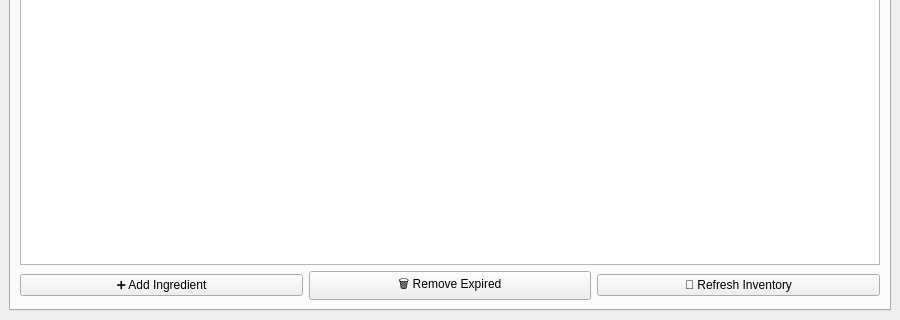
kuf1k/my-project, file src/ui/MainWindow.ui: the form before one commit; both pictures show x 0 to 900 and y 280 to 600 of the 900 by 600 pixel window.
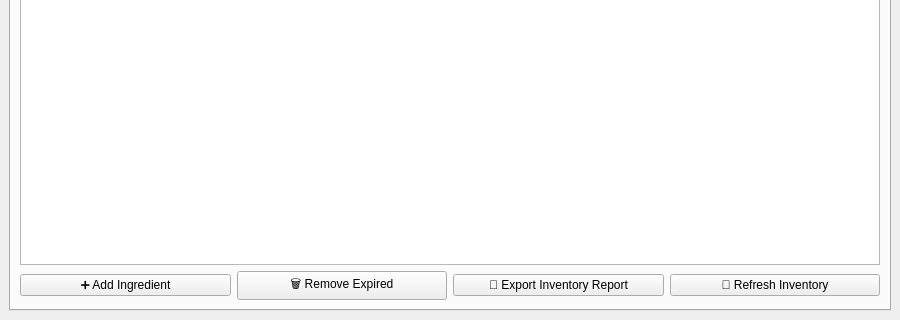
The form after the commit.

Commit message: feat(ui): add Export Inventory Report button

The edit to the form file:
```diff
--- a/src/ui/MainWindow.ui
+++ b/src/ui/MainWindow.ui
@@ -56,6 +56,13 @@
                                                 </property>
                                             </widget>
                                         </item>
+                                        <item>
+                                            <widget class="QPushButton" name="exportInventoryButton">
+                                                <property name="text">
+                                                    <string>📄 Export Inventory Report</string>
+                                                </property>
+                                            </widget>
+                                        </item>
                                         <item>
                                             <widget class="QPushButton" name="refreshButton">
                                                 <property name="text">
```
The commit also changes 2 other files.
